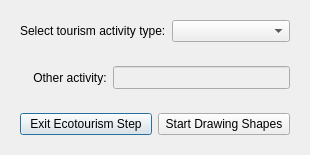
Old version of the form oom_cobi_loreto/Interview/selectecotourism.ui in the repository Ecotrust/openoceanmap-desktop.
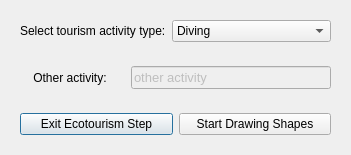
New version of the form.

Diff of the .ui file:
```diff
--- a/oom_cobi_loreto/Interview/selectecotourism.ui
+++ b/oom_cobi_loreto/Interview/selectecotourism.ui
@@ -26,11 +26,6 @@
       </item>
       <item>
        <widget class="QComboBox" name="comboActivity" >
-        <item>
-         <property name="text" >
-          <string/>
-         </property>
-        </item>
         <item>
          <property name="text" >
           <string>Diving</string>
@@ -38,7 +33,7 @@
         </item>
         <item>
          <property name="text" >
-          <string>Snorkling</string>
+          <string>Snorkeling</string>
          </property>
         </item>
         <item>
@@ -48,7 +43,7 @@
         </item>
         <item>
          <property name="text" >
-          <string>Whale Watching</string>
+          <string>Marine Fauna Watching</string>
          </property>
         </item>
         <item>
@@ -97,7 +92,7 @@
          </font>
         </property>
         <property name="text" >
-         <string/>
+         <string>other activity</string>
         </property>
        </widget>
       </item>
```
